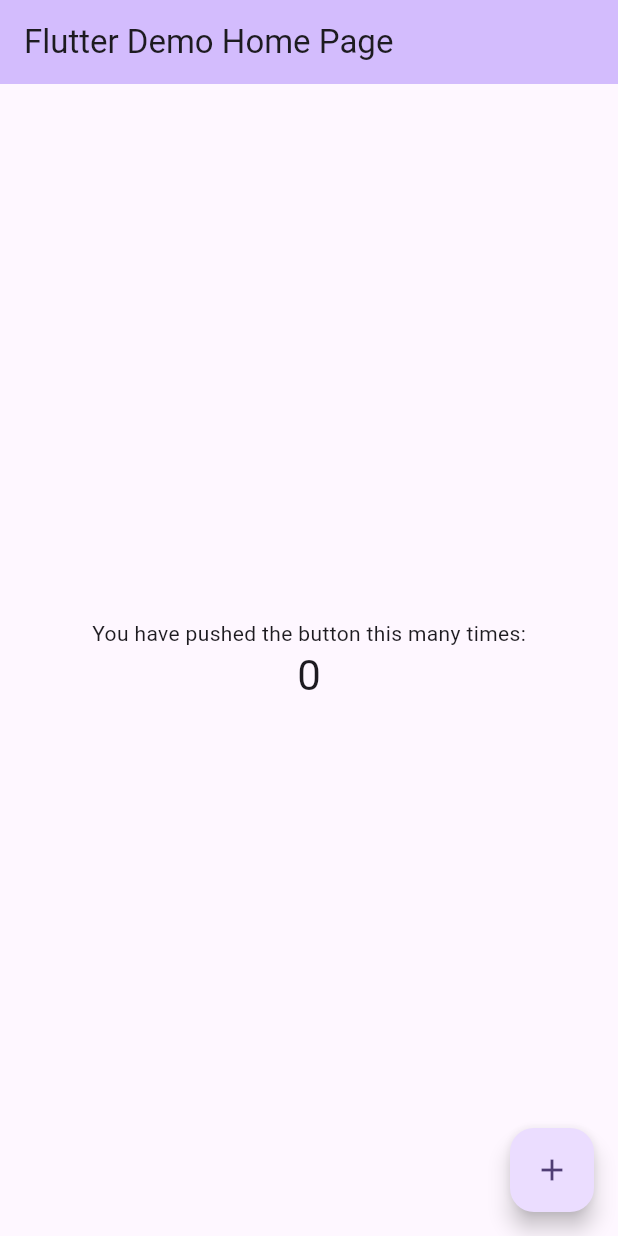
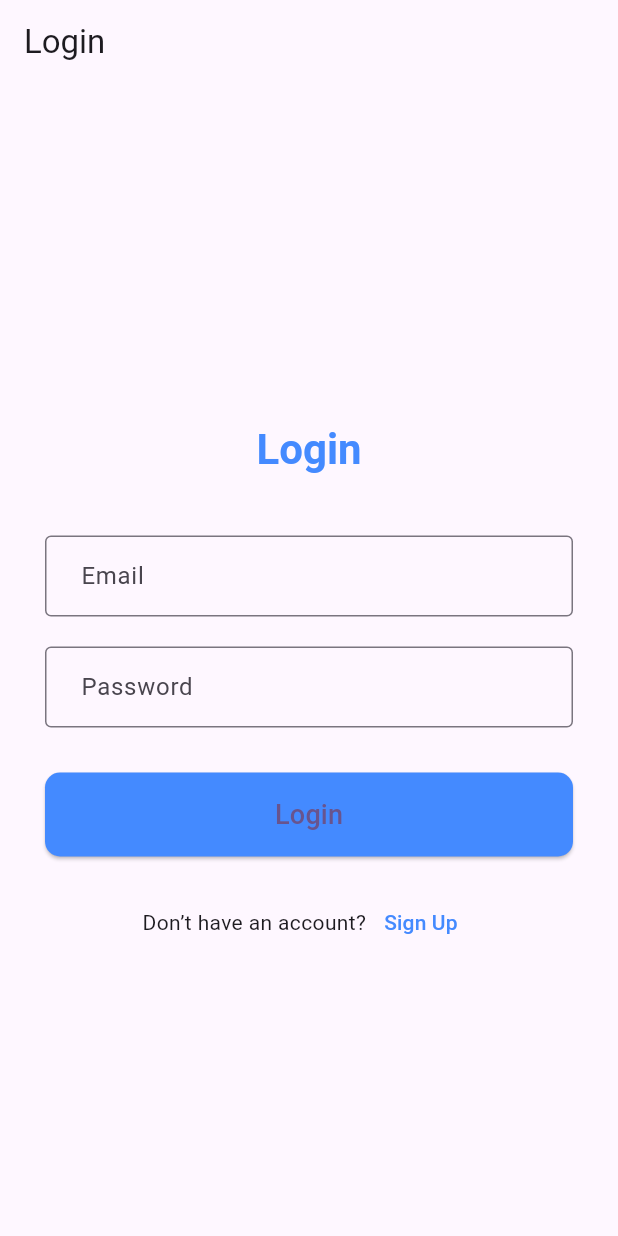
Before and after one commit to hadizorkot/BabiMarket-App, a Flutter app: the screen it shows after launch, on a phone screen of 412 x 824 dp. Run offline on Flutter 3.47's test engine with Material 3 defaults, Android fonts, the phone set to English and light mode, and no system bars; our stand-ins replace firebase_auth, firebase_core; accounts and stored records are empty.

Commit message:
login and signup

```diff
--- /dev/null
+++ b/lib/login.dart
@@ -0,0 +1,126 @@
+import 'package:flutter/material.dart';
+import 'package:firebase_auth/firebase_auth.dart';
+import 'package:babi_market/signup.dart'; // Import the SignUp page
+import 'package:babi_market/homepage.dart'; // Import the Homepage class
+
+class Login extends StatefulWidget {
+  const Login({super.key});
+
+  @override
+  State<Login> createState() => _LoginState();
+}
+
+class _LoginState extends State<Login> {
+  TextEditingController emailController = TextEditingController();
+  TextEditingController passwordController = TextEditingController();
+
+  // SignIn method to log in the user
+  Future<void> signIn() async {
+    try {
+      await FirebaseAuth.instance.signInWithEmailAndPassword(
+        email: emailController.text,
+        password: passwordController.text,
+      );
+      // After successful sign in, navigate to the homepage or any desired page
+      Navigator.pushReplacement(
+        context,
+        MaterialPageRoute(builder: (context) => const Homepage()),
+      );
+    } catch (e) {
+      ScaffoldMessenger.of(
+        context,
+      ).showSnackBar(SnackBar(content: Text("Error: ${e.toString()}")));
+    }
+  }
+
+  @override
+  Widget build(BuildContext context) {
+    return Scaffold(
+      appBar: AppBar(title: const Text("Login")),
+      body: Padding(
+        padding: const EdgeInsets.all(30.0),
+        child: Center(
+          child: SingleChildScrollView(
+            child: Column(
+              crossAxisAlignment: CrossAxisAlignment.stretch,
+              children: [
+                const SizedBox(height: 40),
+                Text(
+                  'Login',
+                  style: Theme.of(context).textTheme.headlineMedium?.copyWith(
+                    fontWeight: FontWeight.bold,
+                    color: Colors.blueAccent,
+                  ),
+                  textAlign: TextAlign.center,
+                ),
+                const SizedBox(height: 40),
+                TextField(
+                  controller: emailController,
+                  decoration: const InputDecoration(
+                    labelText: "Email",
+                    hintText: "Enter your email",
+                    border: OutlineInputBorder(),
+                    contentPadding: EdgeInsets.symmetric(
+                      vertical: 15.0,
+                      horizontal: 20.0,
+                    ),
+                  ),
+                  keyboardType: TextInputType.emailAddress,
+                ),
+                const SizedBox(height: 20),
+                TextField(
+                  controller: passwordController,
+                  obscureText: true,
+                  decoration: const InputDecoration(
+                    labelText: "Password",
+                    hintText: "Enter your password",
+                    border: OutlineInputBorder(),
+                    contentPadding: EdgeInsets.symmetric(
+                      vertical: 15.0,
+                      horizontal: 20.0,
+                    ),
+                  ),
+                  keyboardType: TextInputType.visiblePassword,
+                ),
+                const SizedBox(height: 30),
+                ElevatedButton(
+                  onPressed: signIn,
+                  style: ElevatedButton.styleFrom(
+                    padding: const EdgeInsets.symmetric(vertical: 15),
+                    shape: RoundedRectangleBorder(
+                      borderRadius: BorderRadius.circular(10),
+                    ),
+                    backgroundColor: Colors.blueAccent,
+                  ),
+                  child: const Text("Login", style: TextStyle(fontSize: 18)),
+                ),
+                const SizedBox(height: 20),
+                Row(
+                  mainAxisAlignment: MainAxisAlignment.center,
+                  children: [
+                    const Text('Don’t have an account?'),
+                    TextButton(
+                      onPressed: () {
+                        // Navigate to the SignUp page
+                        Navigator.push(
+                          context,
+                          MaterialPageRoute(
+                            builder: (context) => const SignUp(),
+                          ),
+                        );
+                      },
+                      child: const Text(
+                        'Sign Up',
+                        style: TextStyle(color: Colors.blueAccent),
+                      ),
+                    ),
+                  ],
+                ),
+              ],
+            ),
+          ),
+        ),
+      ),
+    );
+  }
+}
--- a/lib/main.dart
+++ b/lib/main.dart
@@ -1,6 +1,10 @@
+import 'package:babi_market/wrapper.dart';
 import 'package:flutter/material.dart';
+import 'package:firebase_core/firebase_core.dart';
 
-void main() {
+void main() async {
+  WidgetsFlutterBinding.ensureInitialized();
+  await Firebase.initializeApp();
   runApp(const MyApp());
 }
 
@@ -11,6 +15,7 @@ class MyApp extends StatelessWidget {
   @override
   Widget build(BuildContext context) {
     return MaterialApp(
+      debugShowCheckedModeBanner: false,
       title: 'Flutter Demo',
       theme: ThemeData(
         // This is the theme of your application.
@@ -30,7 +35,7 @@ class MyApp extends StatelessWidget {
         // tested with just a hot reload.
         colorScheme: ColorScheme.fromSeed(seedColor: Colors.deepPurple),
       ),
-      home: const MyHomePage(title: 'Flutter Demo Home Page'),
+      home: Wrapper(),
     );
   }
 }
--- /dev/null
+++ b/lib/wrapper.dart
@@ -0,0 +1,31 @@
+import 'package:babi_market/homepage.dart';
+import 'package:babi_market/login.dart';
+import 'package:firebase_auth/firebase_auth.dart';
+import 'package:firebase_core/firebase_core.dart';
+import 'package:flutter/material.dart';
+import 'package:babi_market/signup.dart';
+
+class Wrapper extends StatefulWidget {
+  const Wrapper({super.key});
+
+  @override
+  State<Wrapper> createState() => _MyWidgetState();
+}
+
+class _MyWidgetState extends State<Wrapper> {
+  @override
+  Widget build(BuildContext context) {
+    return Scaffold(
+      body: StreamBuilder(
+        stream: FirebaseAuth.instance.authStateChanges(),
+        builder: (context, snapshot) {
+          if (snapshot.hasData) {
+            return Homepage();
+          } else {
+            return Login();
+          }
+        },
+      ),
+    );
+  }
+}
--- a/pubspec.yaml
+++ b/pubspec.yaml
@@ -30,6 +30,8 @@ environment:
 dependencies:
   flutter:
     sdk: flutter
+  firebase_core: ^4.1.0
+  firebase_auth: ^6.0.2
 
   # The following adds the Cupertino Icons font to your application.
   # Use with the CupertinoIcons class for iOS style icons.
```
Also changed, not shown: lib/homepage.dart (added, +29 -0 lines), lib/signup.dart (added, +159 -0 lines), lib/assets/logo.png (added), pubspec.lock, 3 other files.
